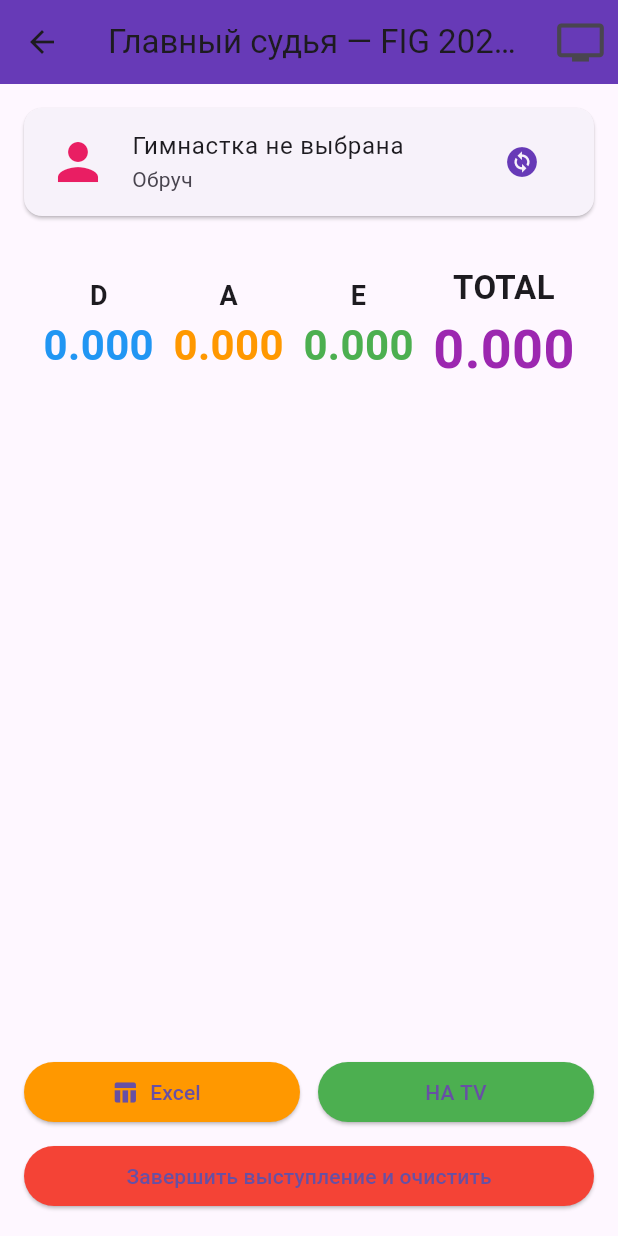
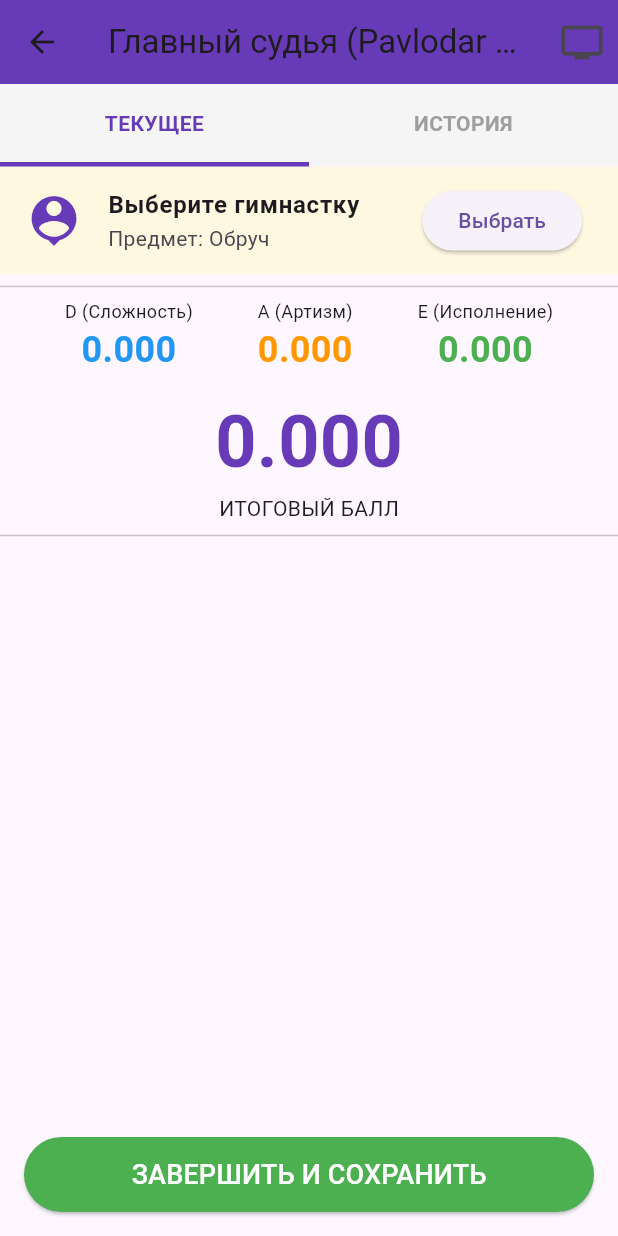
Before and after one commit to Benzokz/rg_judging_fig, a Flutter app: the HeadJudgeScreen screen opened directly, on a phone screen of 412 x 824 dp. Run offline on Flutter 3.47's test engine with Material 3 defaults, Android fonts, the phone set to English and light mode, and no system bars; our stand-ins replace cloud_firestore, firebase_core, web; missing offline and left inert: excel; accounts and stored records are empty; statements that could not run were skipped.

Commit message:
Update head_judge_screen.dart

```diff
--- a/lib/screens/head_judge_screen.dart
+++ b/lib/screens/head_judge_screen.dart
@@ -1,7 +1,8 @@
 import 'package:flutter/material.dart';
 import 'package:cloud_firestore/cloud_firestore.dart';
 import 'package:excel/excel.dart';
-import 'dart:html' as html;
+import 'dart:typed_data';
+import 'package:web/web.dart' as web; // Современный импорт для Web
 import 'tv_screen.dart';
 
 class HeadJudgeScreen extends StatefulWidget {
@@ -12,16 +13,29 @@ class HeadJudgeScreen extends StatefulWidget {
 }
 
 class _HeadJudgeScreenState extends State<HeadJudgeScreen> {
+  int _currentTab = 0; // 0 = Текущее, 1 = История
+
+  String? currentGymnastName;
   String? currentGymnastId;
-  String? currentGymnastName;
-  String? currentApparatus = "Обруч";
+  String currentApparatus = "Обруч";
 
-  // Выбор гимнастки
+  // Метод для скачивания файла в вебе (замена dart:html)
+  void _downloadFile(Uint8List bytes, String fileName) {
+    final blob = web.Blob([bytes.buffer.asUint8List()].toList().cast<web.JSObject>());
+    final url = web.URL.createObjectURL(blob);
+    final anchor = web.document.createElement('a') as web.HTMLAnchorElement;
+    anchor.href = url;
+    anchor.download = fileName;
+    anchor.click();
+    web.URL.revokeObjectURL(url);
+  }
+
+  // Выбор гимнастки из базы
   void _selectGymnast() {
     showDialog(
       context: context,
       builder: (context) => AlertDialog(
-        title: const Text('Выберите следующую гимнастку'),
+        title: const Text('Выберите гимнастку'),
         content: SizedBox(
           width: double.maxFinite,
           height: 500,
@@ -29,19 +43,17 @@ class _HeadJudgeScreenState extends State<HeadJudgeScreen> {
             stream: FirebaseFirestore.instance.collection('gymnasts').snapshots(),
             builder: (context, snapshot) {
               if (!snapshot.hasData) return const Center(child: CircularProgressIndicator());
-
-              final gymnasts = snapshot.data!.docs;
-
+              final list = snapshot.data!.docs;
               return ListView.builder(
-                itemCount: gymnasts.length,
-                itemBuilder: (context, index) {
-                  final data = gymnasts[index].data() as Map<String, dynamic>;
+                itemCount: list.length,
+                itemBuilder: (ctx, i) {
+                  final data = list[i].data() as Map<String, dynamic>;
                   return ListTile(
-                    title: Text(data['fullName'] ?? ''),
-                    subtitle: Text('${data['school']} • ${data['region']}'),
+                    title: Text(data['fullName'] ?? 'Без имени'),
+                    subtitle: Text('${data['school'] ?? ''} • ${data['region'] ?? ''}'),
                     onTap: () {
                       setState(() {
-                        currentGymnastId = gymnasts[index].id;
+                        currentGymnastId = list[i].id;
                         currentGymnastName = data['fullName'];
                       });
                       Navigator.pop(context);
@@ -56,18 +68,32 @@ class _HeadJudgeScreenState extends State<HeadJudgeScreen> {
     );
   }
 
-  // Очистить текущее выступление
-  Future<void> _clearCurrentRoutine() async {
-    await FirebaseFirestore.instance
-        .collection('routines')
-        .doc('current')
-        .collection('scores')
-        .get()
-        .then((snapshot) {
-      for (var doc in snapshot.docs) {
-        doc.reference.delete();
-      }
+  // Сохранение в историю и очистка текущего выступления
+  Future<void> _finishAndSaveToHistory(double d, double a, double e, double total) async {
+    if (currentGymnastName == null) {
+      ScaffoldMessenger.of(context).showSnackBar(
+        const SnackBar(content: Text('⚠️ Сначала выберите гимнастку!'), backgroundColor: Colors.red),
+      );
+      return;
+    }
+
+    await FirebaseFirestore.instance.collection('history').add({
+      'gymnastName': currentGymnastName,
+      'gymnastId': currentGymnastId,
+      'apparatus': currentApparatus,
+      'finalD': d,
+      'finalA': a,
+      'finalE': e,
+      'total': total,
+      'date': FieldValue.serverTimestamp(),
     });
+
+    // Очистка текущих оценок в Firebase
+    final scoresRef = FirebaseFirestore.instance.collection('routines').doc('current').collection('scores');
+    final snapshots = await scoresRef.get();
+    for (var doc in snapshots.docs) {
+      await doc.reference.delete();
+    }
 
     setState(() {
       currentGymnastName = null;
@@ -75,55 +101,7 @@ class _HeadJudgeScreenState extends State<HeadJudgeScreen> {
     });
 
     ScaffoldMessenger.of(context).showSnackBar(
-      const SnackBar(content: Text('Текущее выступление очищено'), backgroundColor: Colors.blue),
-    );
-  }
-
-  // Экспорт в Excel
-  Future<void> _exportToExcel(
-    BuildContext context,
-    List<QueryDocumentSnapshot> scores,
-    double finalD,
-    double finalA,
-    double finalE,
-    double total,
-  ) async {
-    var excel = Excel.createExcel();
-    Sheet sheet = excel['Протокол FIG'];
-
-    sheet.appendRow([TextCellValue('ПРОТОКОЛ СУДЕЙСТВА')]);
-    sheet.appendRow([TextCellValue('Гимнастка: ${currentGymnastName ?? "Не выбрана"}')]);
-    sheet.appendRow([TextCellValue('Аппарат: $currentApparatus')]);
-    sheet.appendRow([TextCellValue('Дата: ${DateTime.now().toString().substring(0, 16)}')]);
-    sheet.appendRow([]);
-
-    sheet.appendRow([TextCellValue('№'), TextCellValue('Роль'), TextCellValue('Балл')]);
-
-    for (int i = 0; i < scores.length; i++) {
-      final data = scores[i].data() as Map<String, dynamic>;
-      sheet.appendRow([
-        TextCellValue((i + 1).toString()),
-        TextCellValue(data['role']?.toString() ?? ''),
-        TextCellValue((data['score'] as num).toStringAsFixed(2)),
-      ]);
-    }
-
-    sheet.appendRow([]);
-    sheet.appendRow([TextCellValue('D'), TextCellValue(finalD.toStringAsFixed(3))]);
-    sheet.appendRow([TextCellValue('A'), TextCellValue(finalA.toStringAsFixed(3))]);
-    sheet.appendRow([TextCellValue('E'), TextCellValue(finalE.toStringAsFixed(3))]);
-    sheet.appendRow([TextCellValue('TOTAL'), TextCellValue(total.toStringAsFixed(3))]);
-
-    final bytes = excel.encode()!;
-    final blob = html.Blob([bytes]);
-    final url = html.Url.createObjectUrlFromBlob(blob);
-    final anchor = html.AnchorElement(href: url)
-      ..setAttribute("download", "Протокол_${currentGymnastName ?? 'Гимнастка'}.xlsx")
-      ..click();
-    html.Url.revokeObjectUrl(url);
-
-    ScaffoldMessenger.of(context).showSnackBar(
-      const SnackBar(content: Text('✅ Протокол Excel скачан'), backgroundColor: Colors.green),
+      const SnackBar(content: Text('✅ Результат сохранен в историю'), backgroundColor: Colors.green),
     );
   }
 
@@ -131,161 +109,159 @@ class _HeadJudgeScreenState extends State<HeadJudgeScreen> {
   Widget build(BuildContext context) {
     return Scaffold(
       appBar: AppBar(
-        title: const Text('Главный судья — FIG 2025-2028'),
+        title: const Text('Главный судья (Pavlodar 24/7)'),
         backgroundColor: Colors.deepPurple,
         actions: [
           IconButton(
-            icon: const Icon(Icons.tv, size: 34),
+            icon: const Icon(Icons.tv, size: 30),
             onPressed: () => Navigator.push(context, MaterialPageRoute(builder: (_) => const TvScreen())),
           ),
         ],
       ),
       body: Column(
         children: [
-          // Выбор гимнастки
-          Padding(
-            padding: const EdgeInsets.all(12),
-            child: Card(
-              child: ListTile(
-                leading: const Icon(Icons.person, size: 40, color: Colors.pink),
-                title: Text(currentGymnastName ?? 'Гимнастка не выбрана'),
-                subtitle: Text(currentApparatus ?? 'Выберите гимнастку'),
-                trailing: IconButton(
-                  icon: const Icon(Icons.change_circle, color: Colors.deepPurple),
-                  onPressed: _selectGymnast,
-                ),
-              ),
-            ),
-          ),
-
-          // Финальный расчёт
+          // Вкладки
           Container(
-            padding: const EdgeInsets.all(16),
+            color: Colors.grey[100],
             child: Row(
-              mainAxisAlignment: MainAxisAlignment.spaceEvenly,
               children: [
-                _buildScoreBox('D', '0.000', Colors.blue),
-                _buildScoreBox('A', '0.000', Colors.orange),
-                _buildScoreBox('E', '0.000', Colors.green),
-                _buildScoreBox('TOTAL', '0.000', Colors.purple, isBig: true),
+                _buildTabItem('ТЕКУЩЕЕ', 0),
+                _buildTabItem('ИСТОРИЯ', 1),
               ],
             ),
           ),
-
-          // Список оценок
           Expanded(
-            child: StreamBuilder<QuerySnapshot>(
-              stream: FirebaseFirestore.instance
-                  .collection('routines')
-                  .doc('current')
-                  .collection('scores')
-                  .orderBy('timestamp', descending: true)
-                  .snapshots(),
-              builder: (context, snapshot) {
-                if (!snapshot.hasData) return const Center(child: CircularProgressIndicator());
-
-                final allScores = snapshot.data!.docs;
-                final Map<String, List<double>> byRole = {};
-
-                for (var doc in allScores) {
-                  final data = doc.data() as Map<String, dynamic>;
-                  final role = data['role'] as String;
-                  final score = (data['score'] as num).toDouble();
-                  byRole.putIfAbsent(role, () => []).add(score);
-                }
-
-                double avg(List<double> list) {
-                  if (list.isEmpty) return 0.0;
-                  if (list.length <= 2) return list.fold(0.0, (a, b) => a + b) / list.length;
-                  list.sort();
-                  list.removeAt(0);
-                  list.removeAt(list.length - 1);
-                  return list.fold(0.0, (a, b) => a + b) / list.length;
-                }
-
-                final d = avg(byRole['DB'] ?? []) + avg(byRole['DA'] ?? []);
-                final a = avg(byRole['A'] ?? []);
-                final e = avg(byRole['E'] ?? []);
-                final total = d + a + e;
-
-                return Column(
-                  children: [
-                    Expanded(
-                      child: ListView.builder(
-                        itemCount: allScores.length,
-                        itemBuilder: (context, i) {
-                          final data = allScores[i].data() as Map<String, dynamic>;
-                          return Card(
-                            margin: const EdgeInsets.symmetric(horizontal: 12, vertical: 4),
-                            child: ListTile(
-                              leading: CircleAvatar(child: Text(data['role'].toString())),
-                              title: Text('${data['role']}'),
-                              trailing: Text(
-                                (data['score'] as num).toStringAsFixed(2),
-                                style: const TextStyle(fontSize: 24, fontWeight: FontWeight.bold),
-                              ),
-                            ),
-                          );
-                        },
-                      ),
-                    ),
-
-                    // Нижние кнопки
-                    Padding(
-                      padding: const EdgeInsets.all(16),
-                      child: Column(
-                        children: [
-                          Row(
-                            children: [
-                              Expanded(
-                                child: ElevatedButton.icon(
-                                  onPressed: () => _exportToExcel(context, allScores, d, a, e, total),
-                                  icon: const Icon(Icons.table_chart),
-                                  label: const Text('Excel'),
-                                  style: ElevatedButton.styleFrom(backgroundColor: Colors.orange),
-                                ),
-                              ),
-                              const SizedBox(width: 12),
-                              Expanded(
-                                child: ElevatedButton(
-                                  onPressed: () {
-                                    ScaffoldMessenger.of(context).showSnackBar(
-                                      const SnackBar(content: Text('Опубликовано на TV'), backgroundColor: Colors.green),
-                                    );
-                                  },
-                                  style: ElevatedButton.styleFrom(backgroundColor: Colors.green),
-                                  child: const Text('НА TV'),
-                                ),
-                              ),
-                            ],
-                          ),
-                          const SizedBox(height: 8),
-                          SizedBox(
-                            width: double.infinity,
-                            child: ElevatedButton(
-                              onPressed: _clearCurrentRoutine,
-                              style: ElevatedButton.styleFrom(backgroundColor: Colors.red),
-                              child: const Text('Завершить выступление и очистить'),
-                            ),
-                          ),
-                        ],
-                      ),
-                    ),
-                  ],
-                );
-              },
-            ),
+            child: _currentTab == 0 ? _buildCurrentRoutineTab() : _buildHistoryTab(),
           ),
         ],
       ),
     );
   }
 
-  Widget _buildScoreBox(String label, String value, Color color, {bool isBig = false}) {
+  Widget _buildTabItem(String label, int index) {
+    bool isActive = _currentTab == index;
+    return Expanded(
+      child: InkWell(
+        onTap: () => setState(() => _currentTab = index),
+        child: Container(
+          padding: const EdgeInsets.symmetric(vertical: 16),
+          decoration: BoxDecoration(
+            border: Border(bottom: BorderSide(color: isActive ? Colors.deepPurple : Colors.transparent, width: 3)),
+          ),
+          child: Text(label, textAlign: TextAlign.center, style: TextStyle(fontWeight: FontWeight.bold, color: isActive ? Colors.deepPurple : Colors.grey)),
+        ),
+      ),
+    );
+  }
+
+  Widget _buildCurrentRoutineTab() {
+    return StreamBuilder<QuerySnapshot>(
+      stream: FirebaseFirestore.instance.collection('routines').doc('current').collection('scores').snapshots(),
+      builder: (context, snapshot) {
+        if (!snapshot.hasData) return const Center(child: CircularProgressIndicator());
+
+        final docs = snapshot.data!.docs;
+        Map<String, List<double>> groupedScores = {};
+
+        for (var doc in docs) {
+          final data = doc.data() as Map<String, dynamic>;
+          String role = data['role'] ?? 'Unknown';
+          double score = (data['score'] as num).toDouble();
+          groupedScores.putIfAbsent(role, () => []).add(score);
+        }
+
+        // Логика расчета среднего (FIG: убираем мин/макс если судей много)
+        double calcFinal(List<double>? list) {
+          if (list == null || list.isEmpty) return 0.0;
+          if (list.length <= 2) return list.reduce((a, b) => a + b) / list.length;
+          list.sort();
+          return (list.reduce((a, b) => a + b) - list.first - list.last) / (list.length - 2);
+        }
+
+        double finalD = (calcFinal(groupedScores['DB']) + calcFinal(groupedScores['DA']));
+        double finalA = calcFinal(groupedScores['A']);
+        double finalE = calcFinal(groupedScores['E']);
+        double total = finalD + finalA + finalE;
+
+        return Column(
+          children: [
+            ListTile(
+              tileColor: Colors.amber[50],
+              leading: const Icon(Icons.person_pin, color: Colors.deepPurple, size: 40),
+              title: Text(currentGymnastName ?? "Выберите гимнастку", style: const TextStyle(fontWeight: FontWeight.bold)),
+              subtitle: Text("Предмет: $currentApparatus"),
+              trailing: ElevatedButton(onPressed: _selectGymnast, child: const Text("Выбрать")),
+            ),
+            const Divider(),
+            Row(
+              mainAxisAlignment: MainAxisAlignment.spaceEvenly,
+              children: [
+                _scoreResult("D (Сложность)", finalD, Colors.blue),
+                _scoreResult("A (Артизм)", finalA, Colors.orange),
+                _scoreResult("E (Исполнение)", finalE, Colors.green),
+              ],
+            ),
+            const SizedBox(height: 10),
+            Text(total.toStringAsFixed(3), style: const TextStyle(fontSize: 48, fontWeight: FontWeight.bold, color: Colors.deepPurple)),
+            const Text("ИТОГОВЫЙ БАЛЛ"),
+            const Divider(),
+            Expanded(
+              child: ListView(
+                children: groupedScores.entries.map((e) => ListTile(
+                  title: Text(e.key, style: const TextStyle(fontWeight: FontWeight.bold)),
+                  trailing: Text(e.value.join(" | "), style: const TextStyle(fontSize: 18)),
+                )).toList(),
+              ),
+            ),
+            Padding(
+              padding: const EdgeInsets.all(16.0),
+              child: SizedBox(
+                width: double.infinity,
+                height: 50,
+                child: ElevatedButton(
+                  style: ElevatedButton.styleFrom(backgroundColor: Colors.green),
+                  onPressed: () => _finishAndSaveToHistory(finalD, finalA, finalE, total),
+                  child: const Text("ЗАВЕРШИТЬ И СОХРАНИТЬ", style: TextStyle(color: Colors.white, fontSize: 18)),
+                ),
+              ),
+            )
+          ],
+        );
+      },
+    );
+  }
+
+  Widget _buildHistoryTab() {
+    return StreamBuilder<QuerySnapshot>(
+      stream: FirebaseFirestore.instance.collection('history').orderBy('date', descending: true).snapshots(),
+      builder: (context, snapshot) {
+        if (!snapshot.hasData) return const Center(child: CircularProgressIndicator());
+        final docs = snapshot.data!.docs;
+
+        return ListView.builder(
+          itemCount: docs.length,
+          itemBuilder: (context, i) {
+            final data = docs[i].data() as Map<String, dynamic>;
+            return Card(
+              margin: const EdgeInsets.symmetric(horizontal: 12, vertical: 6),
+              child: ListTile(
+                leading: CircleAvatar(backgroundColor: Colors.deepPurple, child: Text("${i+1}", style: const TextStyle(color: Colors.white))),
+                title: Text(data['gymnastName'] ?? 'Гимнастка', style: const TextStyle(fontWeight: FontWeight.bold)),
+                subtitle: Text("${data['apparatus']} | D:${data['finalD']} A:${data['finalA']} E:${data['finalE']}"),
+                trailing: Text("${data['total']}", style: const TextStyle(fontSize: 20, fontWeight: FontWeight.bold, color: Colors.deepPurple)),
+              ),
+            );
+          },
+        );
+      },
+    );
+  }
+
+  Widget _scoreResult(String label, double value, Color color) {
     return Column(
       children: [
-        Text(label, style: TextStyle(fontSize: isBig ? 22 : 18, fontWeight: FontWeight.bold)),
-        Text(value, style: TextStyle(fontSize: isBig ? 36 : 28, fontWeight: FontWeight.bold, color: color)),
+        Text(label, style: const TextStyle(fontSize: 12)),
+        Text(value.toStringAsFixed(3), style: TextStyle(fontSize: 24, fontWeight: FontWeight.bold, color: color)),
       ],
     );
   }
```
